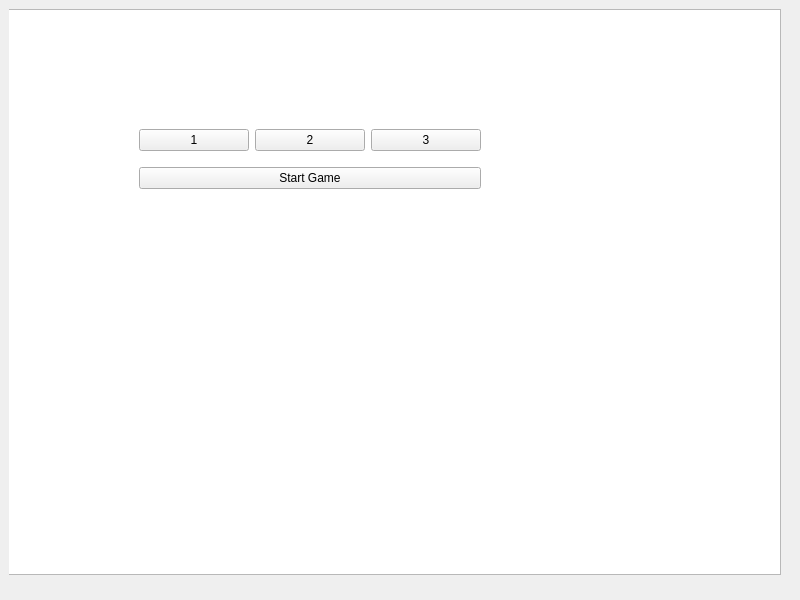
Before: the Qt Designer form game/client/enterportwindow.ui in ivanGrzegorczyk/TP-Final-Dune-Grupo-1, drawn with Qt 5.
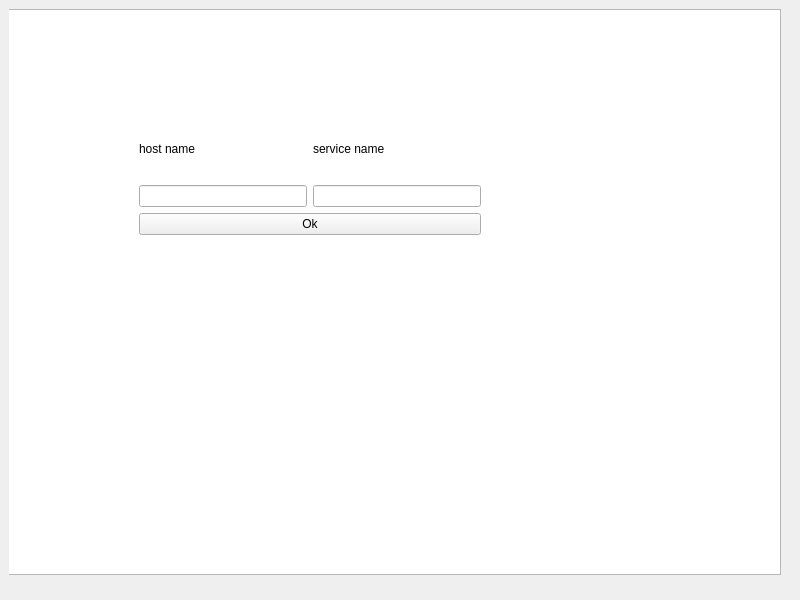
After: the same form once the commit is applied.

Commit message: change look of port window

Patch:
```diff
--- a/game/client/enterportwindow.ui
+++ b/game/client/enterportwindow.ui
@@ -39,39 +39,46 @@
          <x>130</x>
          <y>110</y>
          <width>342</width>
-         <height>80</height>
+         <height>116</height>
         </rect>
        </property>
        <layout class="QVBoxLayout" name="verticalLayout_2">
         <item>
          <layout class="QHBoxLayout" name="horizontalLayout">
           <item>
-           <widget class="QPushButton" name="house_button_1">
+           <layout class="QVBoxLayout" name="verticalLayout_3">
+            <item>
+             <widget class="QLabel" name="label">
             <property name="text">
-             <string>1</string>
+               <string>host name</string>
             </property>
            </widget>
           </item>
           <item>
-           <widget class="QPushButton" name="house_button_2">
-            <property name="text">
-             <string>2</string>
-            </property>
-           </widget>
-          </item>
+             <widget class="QLineEdit" name="hostname"/>
+            </item>
+           </layout>
+          </item>
           <item>
-           <widget class="QPushButton" name="house_button_3">
+           <layout class="QVBoxLayout" name="verticalLayout_4">
+            <item>
+             <widget class="QLabel" name="label_2">
             <property name="text">
-             <string>3</string>
-            </property>
-           </widget>
+               <string>service name</string>
+              </property>
+             </widget>
+            </item>
+            <item>
+             <widget class="QLineEdit" name="servicename"/>
+            </item>
+           </layout>
           </item>
          </layout>
         </item>
         <item>
          <widget class="QPushButton" name="start_button">
           <property name="text">
-           <string>Start Game</string>
+           <string>Ok</string>
           </property>
          </widget>
         </item>
```
Lines whose indentation alone changed are shown as unchanged. The commit also changes 2 other files.
